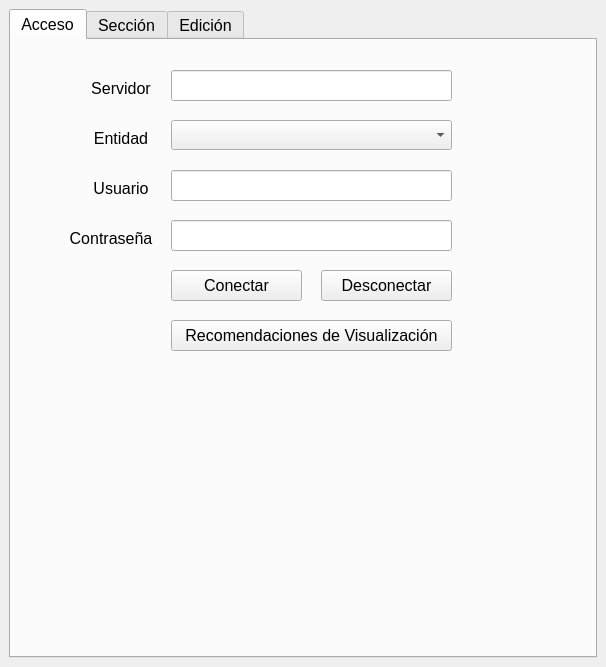
Above: numeros_exteriores_dockwidget_base.ui from DAGGDesarrollo/repo_dce before the change. Below: the same form after it.
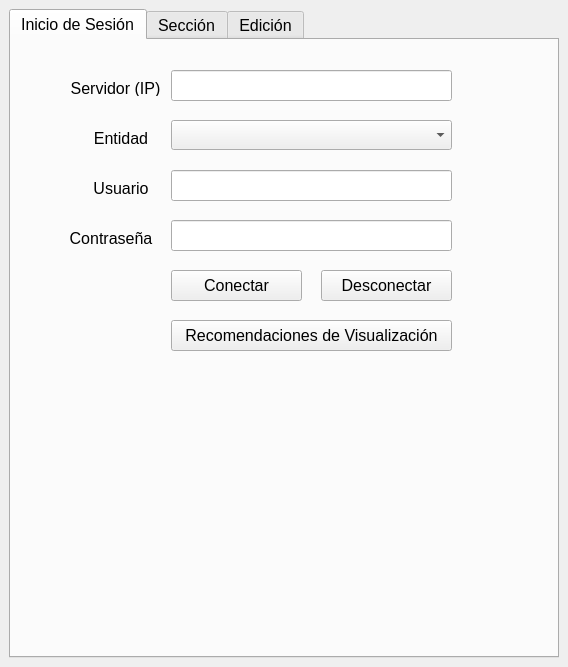
That is the form after the change. Custom widgets are drawn as their Qt base class.

Commit message: Se cambia el nombre de la pestaña Acceso por Inicio de Sesión. Se agrega (IP) a la etiqueta de Servidor.

The edit to the form file:
```diff
--- a/numeros_exteriores_dockwidget_base.ui
+++ b/numeros_exteriores_dockwidget_base.ui
@@ -6,7 +6,7 @@
    <rect>
     <x>0</x>
     <y>0</y>
-    <width>606</width>
+    <width>568</width>
     <height>667</height>
    </rect>
   </property>
@@ -50,7 +50,7 @@
       </property>
       <widget class="QWidget" name="Acceso">
        <attribute name="title">
-        <string>Acceso</string>
+        <string>Inicio de Sesión</string>
        </attribute>
        <widget class="QPushButton" name="btnDesconectar">
         <property name="geometry">
@@ -211,9 +211,9 @@
        <widget class="QLabel" name="label_14">
         <property name="geometry">
          <rect>
-          <x>70</x>
+          <x>59</x>
           <y>40</y>
-          <width>80</width>
+          <width>91</width>
           <height>16</height>
          </rect>
         </property>
@@ -232,7 +232,7 @@
          </font>
         </property>
         <property name="text">
-         <string>Servidor</string>
+         <string>Servidor (IP)</string>
         </property>
         <property name="alignment">
          <set>Qt::AlignCenter</set>
```
